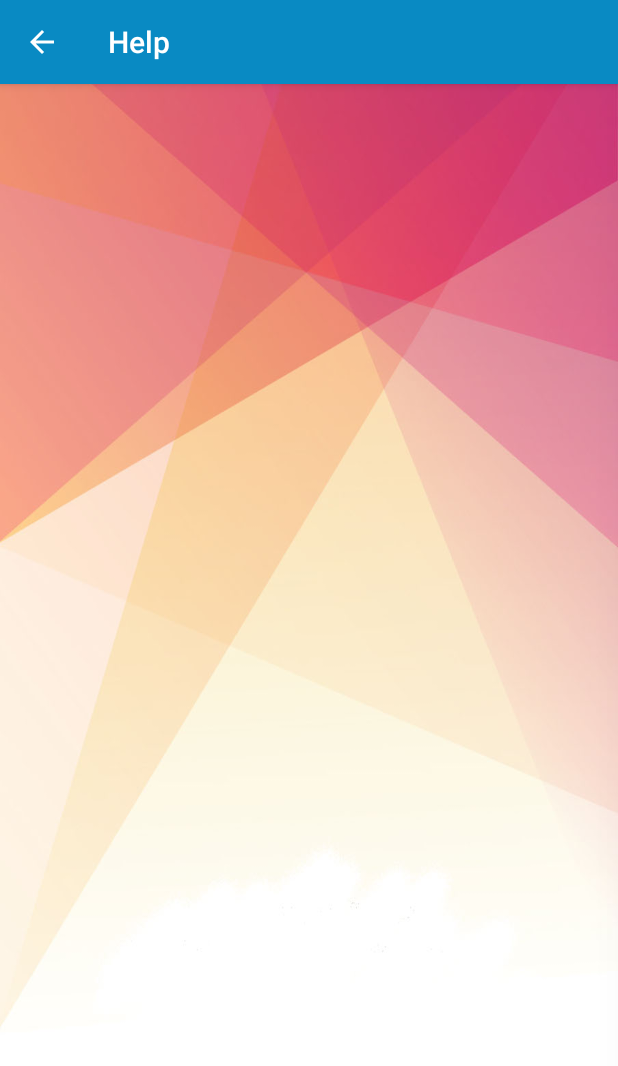
After one commit to iceferal/project-android, an Android app: the HelpActivity screen opened directly, with no data from a screen before it, on a phone screen of 412 x 824 dp. The commit adds this screen. Shown: the top 1066 px of the screen. Run offline under Robolectric (Android 15) with nearby library versions, the phone set to English and light mode, and no system bars.

Commit message:
help bar

```diff
--- a/app/src/main/AndroidManifest.xml
+++ b/app/src/main/AndroidManifest.xml
@@ -41,6 +41,10 @@
         <activity android:name=".LoginActivity" />
         <activity android:name=".RegisterActivity" />
         <activity android:name=".HomeActivity" />
+
+        <activity
+            android:name=".HelpActivity"
+            android:parentActivityName=".HomeActivity"></activity>
         <activity android:name=".StartActivity" >
             <intent-filter>
                 <action android:name="android.intent.action.MAIN" />
--- /dev/null
+++ b/app/src/main/java/com/iceferal/project/HelpActivity.java
@@ -0,0 +1,25 @@
+package com.iceferal.project;
+
+import android.os.Bundle;
+import android.widget.Button;
+
+
+import androidx.appcompat.app.AppCompatActivity;
+import androidx.appcompat.widget.Toolbar;
+
+public class HelpActivity extends AppCompatActivity {
+
+    @Override
+    protected void onCreate(Bundle savedInstanceState) {
+        super.onCreate(savedInstanceState);
+        setContentView(R.layout.activity_help);
+
+        Toolbar toolbar = (Toolbar) findViewById(R.id.help_toolbar);
+        setSupportActionBar(toolbar);
+        getSupportActionBar().setTitle("Help");
+        getSupportActionBar().setDisplayHomeAsUpEnabled(true);
+
+
+    }
+
+}
--- a/app/src/main/java/com/iceferal/project/HomeActivity.java
+++ b/app/src/main/java/com/iceferal/project/HomeActivity.java
@@ -67,7 +67,7 @@ public class HomeActivity extends AppCompatActivity implements NavigationView.On
 
     private void getCurrentLocation() {
         if (ActivityCompat.checkSelfPermission(this, Manifest.permission.ACCESS_FINE_LOCATION) != PackageManager.PERMISSION_GRANTED && ActivityCompat.checkSelfPermission(this, Manifest.permission.ACCESS_COARSE_LOCATION) != PackageManager.PERMISSION_GRANTED) {
-            ActivityCompat.requestPermissions(HomeActivity.this, new String[]{Manifest.permission.ACCESS_FINE_LOCATION}, 44);
+//            ActivityCompat.requestPermissions(HomeActivity.this, new String[]{Manifest.permission.ACCESS_FINE_LOCATION}, 44);
             return;
         }
         Task<Location> task = client.getLastLocation();
@@ -110,7 +110,9 @@ public class HomeActivity extends AppCompatActivity implements NavigationView.On
                 Toast.makeText(this, "faq!", Toast.LENGTH_SHORT).show();
                 return true;
             case R.id.help:
-                Toast.makeText(this, "help kurwa mnie!", Toast.LENGTH_SHORT).show();
+//                Toast.makeText(this, "help mnie!", Toast.LENGTH_SHORT).show();
+                Intent intent = new Intent(HomeActivity.this, HelpActivity.class);
+                startActivity(intent);
                 return true;
             case R.id.profil:
                 Toast.makeText(this, "profil kurwa!", Toast.LENGTH_SHORT).show();
--- a/app/src/main/java/com/iceferal/project/LoginActivity.java
+++ b/app/src/main/java/com/iceferal/project/LoginActivity.java
@@ -338,7 +338,7 @@ public class LoginActivity extends AppCompatActivity implements GoogleApiClient.
                 if(resCode.equals("200")) {
                     Toast.makeText(LoginActivity.this, "Użytkownik zarejestrowany/zalogowany!", Toast.LENGTH_LONG).show();   }
                 if(resCode.equals("500")) {
-                    Toast.makeText(LoginActivity.this, "Blad przy tworzeniu konta.", Toast.LENGTH_SHORT).show();   }
+                    Toast.makeText(LoginActivity.this, "A my już się znamy :)", Toast.LENGTH_SHORT).show();   }
             }
             @Override
             public void onFailure(Call<User> call, Throwable t) {
--- /dev/null
+++ b/app/src/main/res/layout/activity_help.xml
@@ -0,0 +1,30 @@
+<?xml version="1.0" encoding="utf-8"?>
+<androidx.drawerlayout.widget.DrawerLayout
+    xmlns:android="http://schemas.android.com/apk/res/android"
+    xmlns:app="http://schemas.android.com/apk/res-auto"
+    xmlns:tools="http://schemas.android.com/tools"
+    android:background="@drawable/help"
+    android:id="@+id/help_layout"
+    android:layout_width="match_parent"
+    android:layout_height="match_parent"
+    android:fitsSystemWindows="true"
+    tools:openDrawer="start">
+
+    <LinearLayout
+        android:layout_width="match_parent"
+        android:layout_height="match_parent"
+        android:orientation="vertical" >
+
+        <androidx.appcompat.widget.Toolbar
+            android:id="@+id/help_toolbar"
+            android:layout_width="match_parent"
+            android:layout_height="?attr/actionBarSize"
+            android:background="@color/colorSecondary"
+            android:theme="?attr/actionBarTheme"
+            app:popupTheme="@style/ThemeOverlay.AppCompat.Light"
+            android:elevation="4dp"/>
+
+    </LinearLayout>
+
+
+</androidx.drawerlayout.widget.DrawerLayout>
```
Also changed, not shown: app/build.gradle (+5 -5 lines), app/src/main/res/drawable/green.jpg (added), app/src/main/res/drawable/help.jpg (added), 1 other file.
